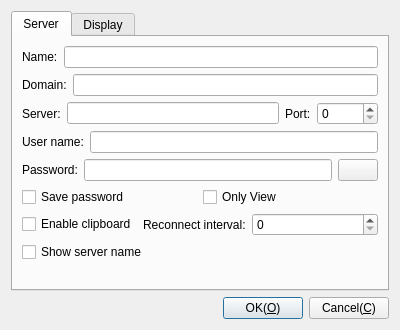
Before: the Qt Designer form Plugins/FreeRDP/Client/DlgSetFreeRDP.ui in KangLin/RabbitRemoteControl, drawn with Qt 5.
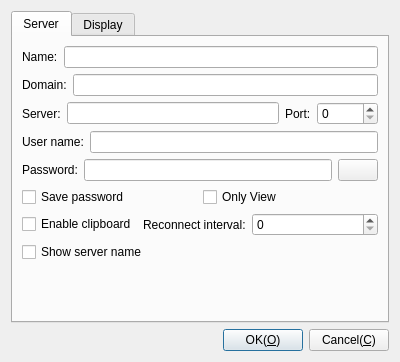
After: the same form once the commit is applied. Icons and pictures are not drawn.

```diff
--- a/Plugins/FreeRDP/Client/DlgSetFreeRDP.ui
+++ b/Plugins/FreeRDP/Client/DlgSetFreeRDP.ui
@@ -7,7 +7,7 @@
     <x>0</x>
     <y>0</y>
     <width>400</width>
-    <height>330</height>
+    <height>362</height>
    </rect>
   </property>
   <property name="windowTitle">
```
Left out of the diff: 9 changed lines with no effect on the pictures.
